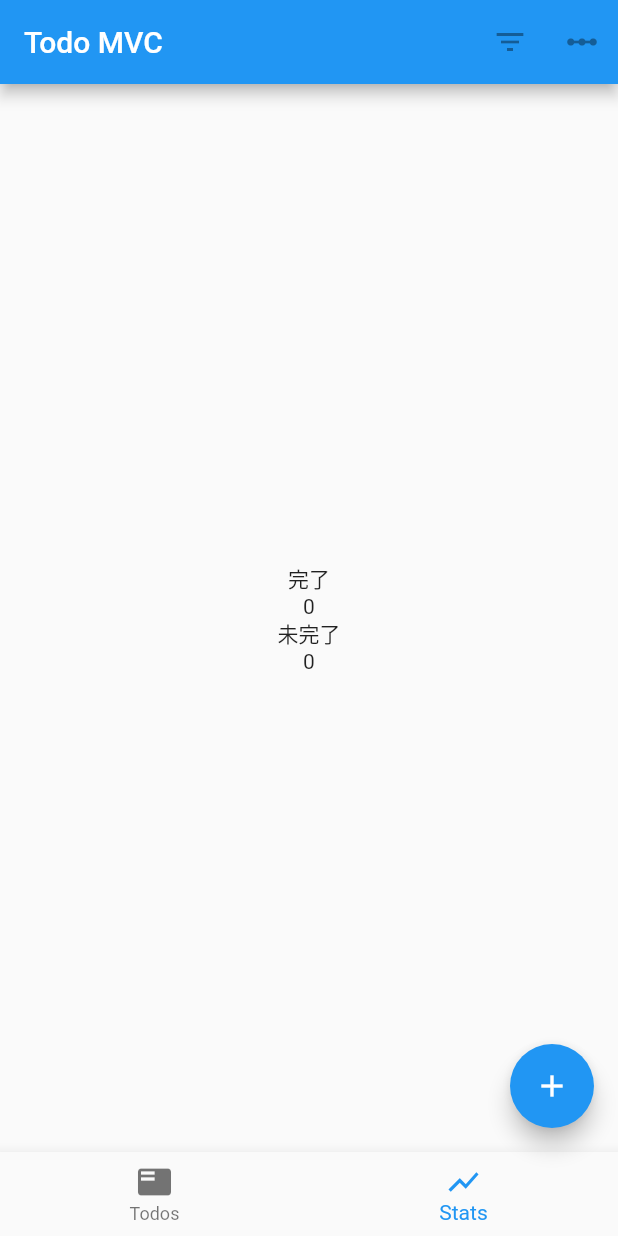
After one commit to Catatsu/todomvc_flutter, a Flutter app: the screen it shows after launch, item 2 of the bottom bar chosen, on a phone screen of 412 x 824 dp. The commit adds this screen. Run offline on Flutter 3.47's test engine with Material 2 defaults, Android fonts, the phone set to English and light mode, and no system bars.

Commit message:
20180424 1738

```diff
--- a/lib/main.dart
+++ b/lib/main.dart
@@ -2,6 +2,7 @@ import 'package:flutter/material.dart';
 import 'package:todomvc/addTodo.dart';
 import 'package:todomvc/data.dart';
 import 'package:todomvc/detail.dart';
+import 'package:todomvc/stats.dart';
 import 'package:todomvc/todoDataContainer.dart';
 
 //void main() => runApp(new MyApp());
@@ -137,20 +138,13 @@ class TabBarDemoState extends State<TabBarDemo> {
               child: new TickerMode(
                 enabled: index == 0,
                 child: new TodoListWidget(),
-//                  child: new Row(
-//                    children: <Widget>[
-//                      new Checkbox(value: false, onChanged: null),
-//                      new Text(
-//                          "aasfdadsfafdsafafdasfasdfasd"),
-//                    ],
-//                  ),
               ),
             ),
             new Offstage(
               offstage: index != 1,
               child: new TickerMode(
                 enabled: index == 1,
-                child: new StatsWidget(),
+                child: new StatsScreen(),
               ),
             ),
           ],
--- /dev/null
+++ b/lib/stats.dart
@@ -0,0 +1,28 @@
+import 'package:flutter/material.dart';
+import 'package:todomvc/todoDataContainer.dart';
+
+class StatsScreen extends StatefulWidget {
+  @override
+  _StatsScreenState createState() => new _StatsScreenState();
+}
+
+class _StatsScreenState extends State<StatsScreen> {
+  @override
+  Widget build(BuildContext context) {
+    TodoListContainerState container = TodoListContainer.of(context);
+
+    final String checkedNum = container.getCheckedNum().toString();
+    final String uncheckedNum = container.getUncheckedNum().toString();
+    return new Center(
+      child: Column(
+        mainAxisAlignment: MainAxisAlignment.center,
+        children: <Widget>[
+          new Text("完了"),
+          new Text(checkedNum),
+          new Text("未完了"),
+          new Text(uncheckedNum),
+        ],
+      ),
+    );
+  }
+}
--- a/lib/todoDataContainer.dart
+++ b/lib/todoDataContainer.dart
@@ -31,13 +31,13 @@ class TodoListContainerState extends State<TodoListContainer> {
     );
   }
 
-  int getTotoListLength() {
-    return _todoList.length;
-  }
+  int getTotoListLength() => _todoList.length;
 
-  Entry getEntry(int index) {
-    return _todoList[index];
-  }
+  int getCheckedNum() => _todoList.where((entry) => entry.isChecked).length;
+
+  int getUncheckedNum() => _todoList.where((entry) => !entry.isChecked).length;
+
+  Entry getEntry(int index) => _todoList[index];
 
   void addEntry(Entry newEntry) {
     setState(() {
@@ -48,6 +48,13 @@ class TodoListContainerState extends State<TodoListContainer> {
   void removeEntry(Entry entry) {
     setState(() {
       _todoList.remove(entry);
+    });
+  }
+
+  void updateEntry(Entry entry, String title, String desc) {
+    setState(() {
+      entry.title = title;
+      entry.description = desc;
     });
   }
 
```
Also changed, not shown: lib/editTodo.dart (+18 -8 lines).
